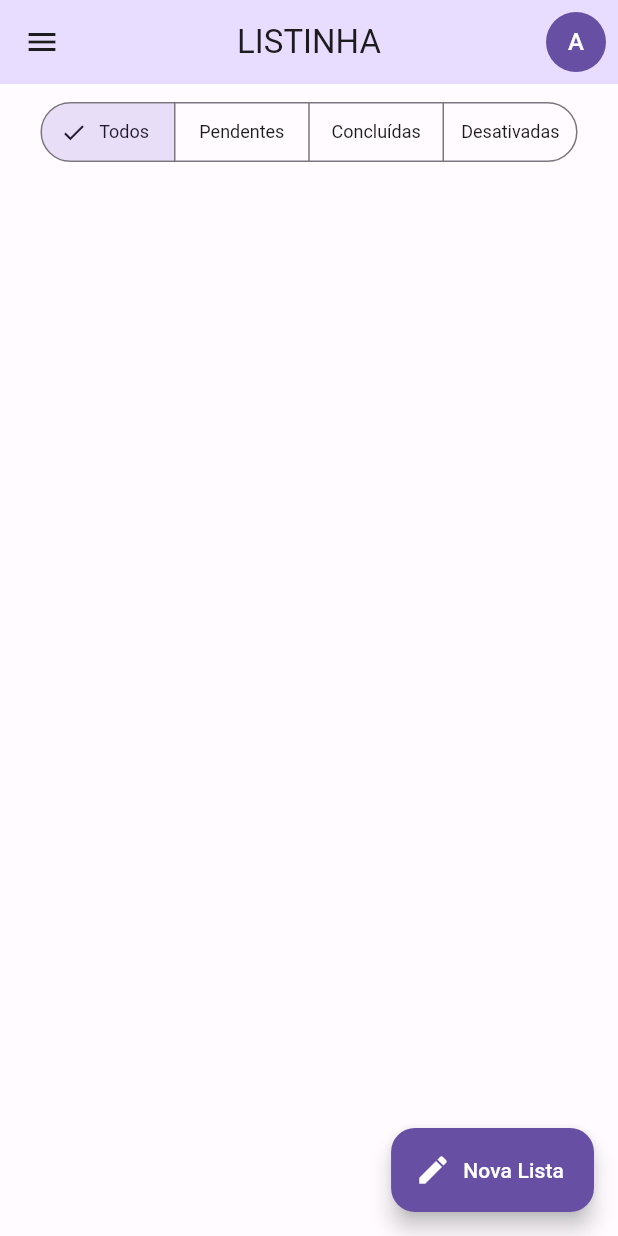
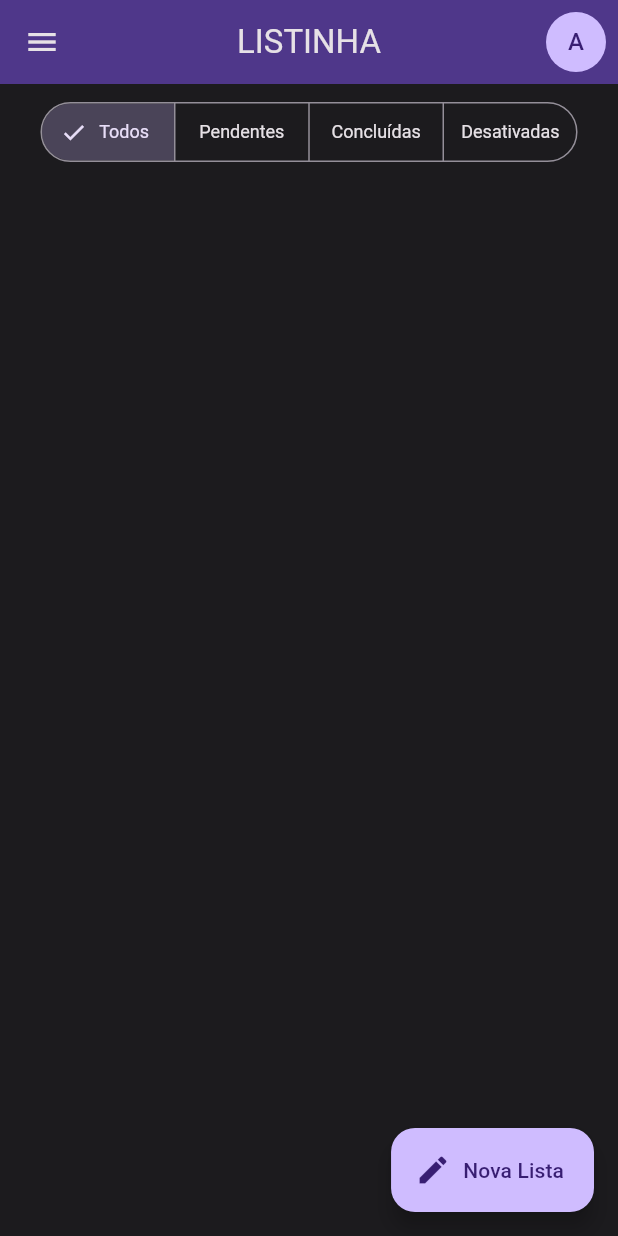
Before and after one commit to andre-alck/listinha_app, a Flutter app: the screen it shows after launch, on a phone screen of 412 x 824 dp. Run offline on Flutter 3.47's test engine with Material 2 defaults, Android fonts, the phone set to English and light mode, and no system bars; our stand-ins replace flutter_modular.

Commit message:
refactor: change fixed to color to use colorscheme values

```diff
--- a/app/lib/src/app_widget.dart
+++ b/app/lib/src/app_widget.dart
@@ -12,7 +12,7 @@ class AppWidget extends StatelessWidget {
     return MaterialApp.router(
       title: 'Flutter Demo',
       debugShowCheckedModeBanner: false,
-      theme: lightTheme,
+      theme: darkTheme,
       darkTheme: darkTheme,
       themeMode: ThemeMode.light,
       routerDelegate: Modular.routerDelegate,
--- a/app/lib/src/shared/themes/themes.dart
+++ b/app/lib/src/shared/themes/themes.dart
@@ -11,7 +11,7 @@ ThemeData get lightTheme => ThemeData(
       ),
       floatingActionButtonTheme: FloatingActionButtonThemeData(
         backgroundColor: _lightColorScheme.primary,
-        foregroundColor: Colors.white,
+        foregroundColor: _lightColorScheme.onPrimary,
       ),
       segmentedButtonTheme: _segmentedButtonThemeData,
     );
@@ -22,6 +22,10 @@ ThemeData get darkTheme => ThemeData(
       appBarTheme: AppBarTheme(
         centerTitle: true,
         backgroundColor: _darkColorScheme.primaryContainer,
+      ),
+      floatingActionButtonTheme: FloatingActionButtonThemeData(
+        backgroundColor: _darkColorScheme.primary,
+        foregroundColor: _darkColorScheme.onPrimary,
       ),
       segmentedButtonTheme: _segmentedButtonThemeData,
     );
--- a/app/lib/src/shared/widgets/user_image_button.dart
+++ b/app/lib/src/shared/widgets/user_image_button.dart
@@ -5,10 +5,12 @@ class UserImageButton extends StatelessWidget {
 
   @override
   Widget build(BuildContext context) {
+    final theme = Theme.of(context);
+    final colorScheme = theme.colorScheme;
     return GestureDetector(
       child: CircleAvatar(
-        backgroundColor: Theme.of(context).primaryColor,
-        foregroundColor: Colors.white,
+        backgroundColor: colorScheme.primary,
+        foregroundColor: colorScheme.onPrimary,
         child: const Text('A'),
       ),
     );
```
